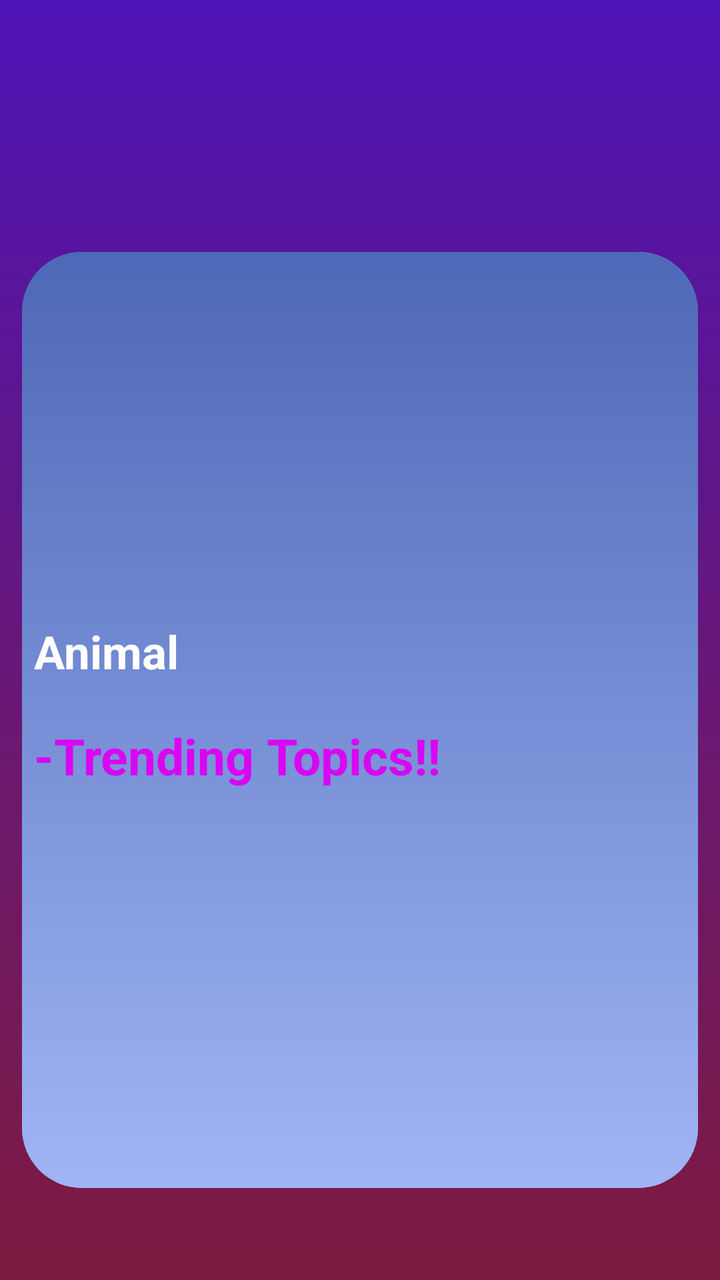
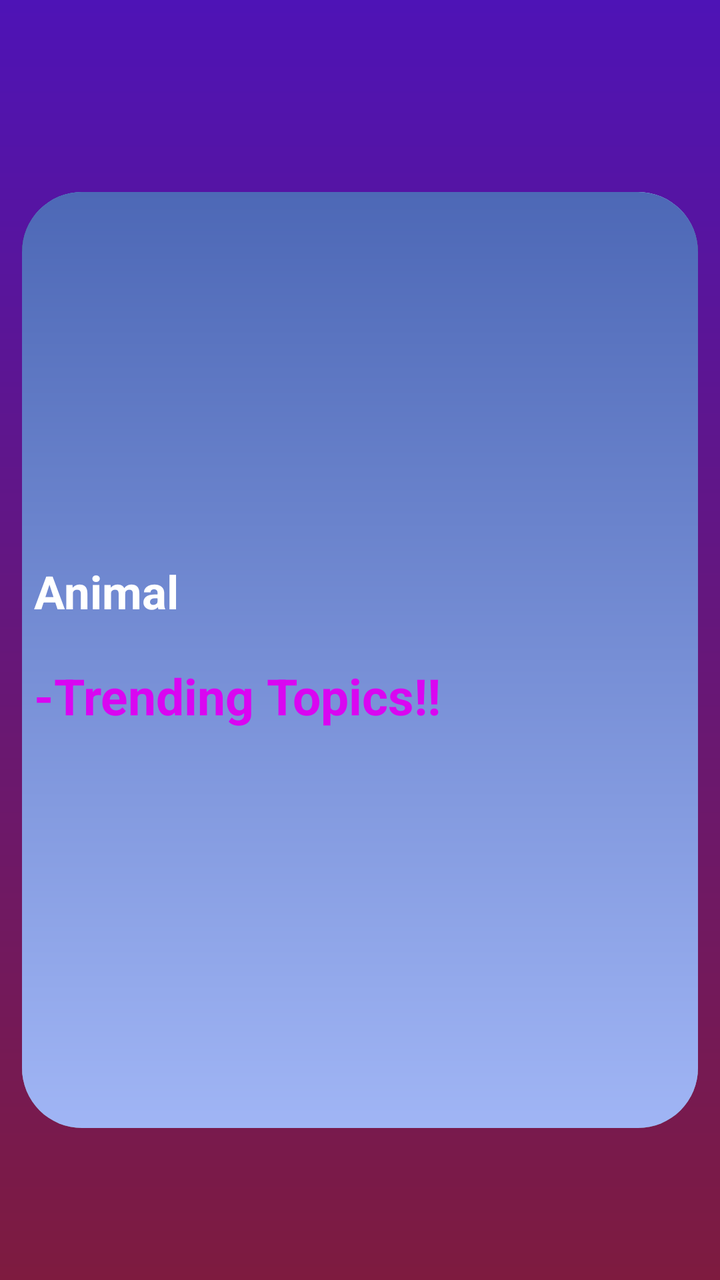

Compare the two renders of this Android layout. The source of the first and the diff that turns it into the second are given below.
<!-- AndroidManifest.xml: application theme Theme.LearnEnglish -->
<!-- res/layout/activity_field.xml -->
<?xml version="1.0" encoding="utf-8"?>
<ScrollView xmlns:android="http://schemas.android.com/apk/res/android"
    xmlns:app="http://schemas.android.com/apk/res-auto"
    xmlns:tools="http://schemas.android.com/tools"
    android:layout_width="match_parent"
    android:layout_height="match_parent"
    android:background="@drawable/main_background"
    android:id="@+id/scrollViewId"
    android:paddingTop="20sp"
    tools:context=".Activity.FieldActivity">

   <LinearLayout
       android:layout_marginTop="20sp"
       android:layout_width="match_parent"
       android:layout_height="wrap_content"
       android:orientation="vertical"
       android:layout_gravity="center_vertical"
       android:gravity="center"
       >

       <androidx.cardview.widget.CardView
           android:layout_width="match_parent"
           android:layout_height="wrap_content"
           android:layout_marginTop="20sp"
           android:id="@+id/cardviewId"
           app:cardCornerRadius="30dp"
           app:cardElevation="0dp"
           android:background="@color/purple_700"
           app:cardUseCompatPadding="true"
           android:paddingTop="10sp"
           >

           <ImageView
               android:id="@+id/imageBackground"
               android:layout_width="match_parent"
               android:layout_height="match_parent"
               android:scaleType="centerCrop"
               android:src="@drawable/lens_transparent1"
               android:contentDescription="TODO" />

           <LinearLayout
               android:id="@+id/newsBackgroundLayout"
               android:layout_width="match_parent"
               android:layout_height="match_parent"
               android:background="@drawable/rounded_background"
               android:orientation="vertical"
               android:gravity="center"
               android:paddingLeft="6dp"
               android:paddingRight="6dp"
               android:paddingBottom="8dp"
               android:paddingTop="8dp"
               >

               <TextView
                   android:id="@+id/contentText"
                   android:layout_width="match_parent"
                   android:layout_height="wrap_content"
                   android:textAlignment="center"
                   android:textStyle="bold"
                   android:textColor="@color/white"
                   android:textSize="23sp"
                   android:text="Animal"
                   />

               <TextView
                   android:id="@+id/newsName"
                   android:layout_width="match_parent"
                   android:layout_height="wrap_content"
                   android:paddingTop="15dp"
                   android:textAlignment="center"
                   android:textStyle="bold"
                   android:textColor="@color/white"
                   android:visibility="gone"
                   android:textSize="22sp"
                   />


               <TextView
                   android:id="@+id/authorText"
                   android:layout_width="match_parent"
                   android:layout_height="wrap_content"
                   android:layout_below="@+id/contentText"
                   android:textAlignment="center"
                   android:textColor="#D906F1"
                   android:textStyle="bold"
                   android:layout_marginTop="20dp"
                   android:textSize="25dp"
                   android:paddingBottom="15dp"
                   android:text="-Trending Topics!!"
                   android:layout_alignParentBottom="true"
                   />



           </LinearLayout>
       </androidx.cardview.widget.CardView>

   </LinearLayout>

</ScrollView>
<!-- resources referenced by this layout -->
<resources>
  <color name="purple_700">#FF3700B3</color>
  <color name="white">#FFFFFFFF</color>
  <!-- drawable lens_transparent1: jpg bitmap (drawable, 65845 bytes) -->
  <!-- drawable main_background (drawable) -->
  <?xml version="1.0" encoding="utf-8"?>
  <shape android:shape="rectangle" xmlns:android="http://schemas.android.com/apk/res/android">
  
      <gradient
          android:startColor="#7E1B3F"
          android:angle="90"
          android:endColor="#4E13B6"
          />
  </shape>
  <!-- drawable rounded_background (drawable) -->
  <?xml version="1.0" encoding="utf-8"?>
  <shape android:shape="rectangle" xmlns:android="http://schemas.android.com/apk/res/android">
  
      <gradient
          android:startColor="#A0B5F5"
          android:angle="90"
          android:endColor="#4D68B6"
          />
  
  
  
  
          <corners android:radius="20dp"/>
  </shape>
  <style name="Theme.LearnEnglish" parent="Theme.MaterialComponents.DayNight.DarkActionBar">
          
          <item name="colorPrimary">@color/purple_500</item>
          <item name="colorPrimaryVariant">@color/purple_700</item>
          <item name="colorOnPrimary">@color/white</item>
          
          <item name="colorSecondary">@color/teal_200</item>
          <item name="colorSecondaryVariant">@color/teal_700</item>
          <item name="colorOnSecondary">@color/black</item>
          
          <item name="android:statusBarColor">?attr/colorPrimary</item>
          
      </style>
  <color name="purple_500">#FF6200EE</color>
  <color name="teal_200">#FF03DAC5</color>
  <color name="teal_700">#FF018786</color>
  <color name="black">#FF000000</color>
</resources>

<!-- the commit's change to res/layout/activity_field.xml (unified diff, before → after) -->
@@ -1,5 +1,5 @@
 <?xml version="1.0" encoding="utf-8"?>
-<ScrollView xmlns:android="http://schemas.android.com/apk/res/android"
+<LinearLayout xmlns:android="http://schemas.android.com/apk/res/android"
     xmlns:app="http://schemas.android.com/apk/res-auto"
     xmlns:tools="http://schemas.android.com/tools"
     android:layout_width="match_parent"
@@ -10,7 +10,6 @@
     tools:context=".Activity.FieldActivity">
 
    <LinearLayout
-       android:layout_marginTop="20sp"
        android:layout_width="match_parent"
        android:layout_height="wrap_content"
        android:orientation="vertical"
@@ -21,7 +20,6 @@
        <androidx.cardview.widget.CardView
            android:layout_width="match_parent"
            android:layout_height="wrap_content"
-           android:layout_marginTop="20sp"
            android:id="@+id/cardviewId"
            app:cardCornerRadius="30dp"
            app:cardElevation="0dp"
@@ -97,4 +95,4 @@
 
    </LinearLayout>
 
-</ScrollView>
+</LinearLayout>
